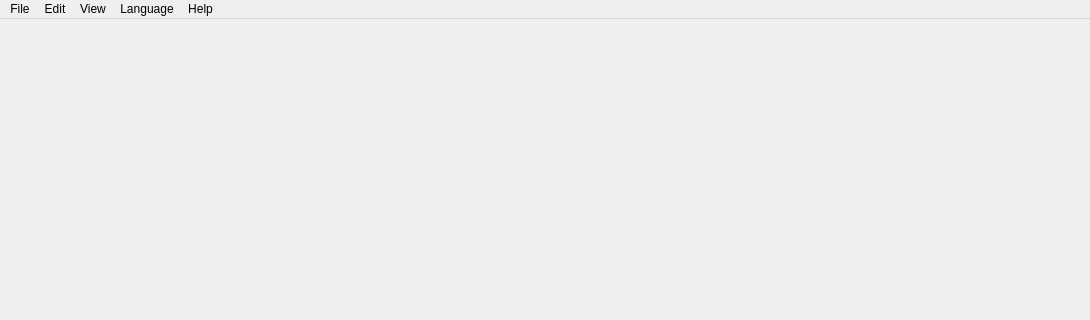
Old version of the form RTIe/RTIe_builder/system_ui.ui in the repository Super-SaiyanSandwich/ECMM427; both pictures show x 0 to 1090 and y 0 to 320 of the 1090 by 949 pixel window.
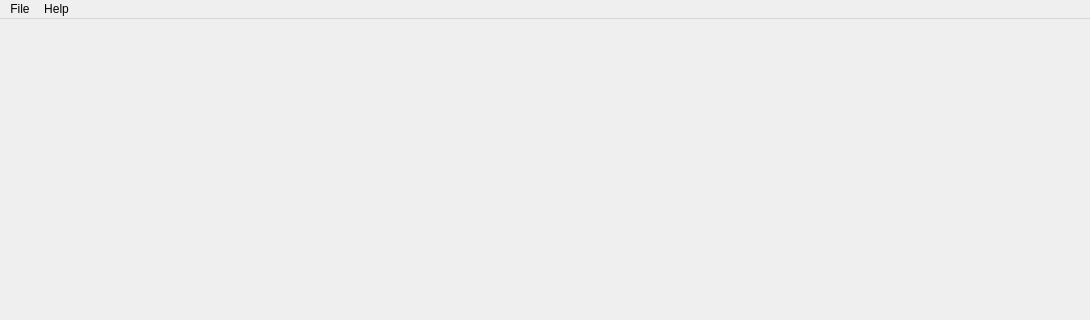
New version of the form. Icons and pictures are not drawn. Custom widgets are drawn as their Qt base class.

Commit message:
changes in the menu bar
Done the menu bar

Diff of the .ui file:
```diff
--- a/RTIe/RTIe_builder/system_ui.ui
+++ b/RTIe/RTIe_builder/system_ui.ui
@@ -168,35 +168,6 @@
      <height>21</height>
     </rect>
    </property>
-   <widget class="QMenu" name="menuEdit">
-    <property name="title">
-     <string>Edit</string>
-    </property>
-    <addaction name="action_Undo"/>
-    <addaction name="action_Redo"/>
-    <addaction name="separator"/>
-    <addaction name="action_Cut"/>
-    <addaction name="action_Copy"/>
-    <addaction name="action_Paste"/>
-    <addaction name="action_Clear"/>
-   </widget>
-   <widget class="QMenu" name="menuView">
-    <property name="title">
-     <string>View</string>
-    </property>
-   </widget>
-   <widget class="QMenu" name="menuLanguage">
-    <property name="title">
-     <string>Language</string>
-    </property>
-    <addaction name="actionEnglish"/>
-    <addaction name="actionFrench"/>
-    <addaction name="actionGerman"/>
-    <addaction name="actionGerman_2"/>
-    <addaction name="actionKorean"/>
-    <addaction name="actionMandarin"/>
-    <addaction name="actionHindi"/>
-   </widget>
    <widget class="QMenu" name="menuHelp">
     <property name="title">
      <string>Help</string>
@@ -209,9 +180,6 @@
     <addaction name="actionNew_Project"/>
    </widget>
    <addaction name="menuFile"/>
-   <addaction name="menuEdit"/>
-   <addaction name="menuView"/>
-   <addaction name="menuLanguage"/>
    <addaction name="menuHelp"/>
   </widget>
   <widget class="QStatusBar" name="statusbar"/>
```
Left out of the diff: 188 changed lines with no effect on the pictures. The commit also changes 20 other files.
